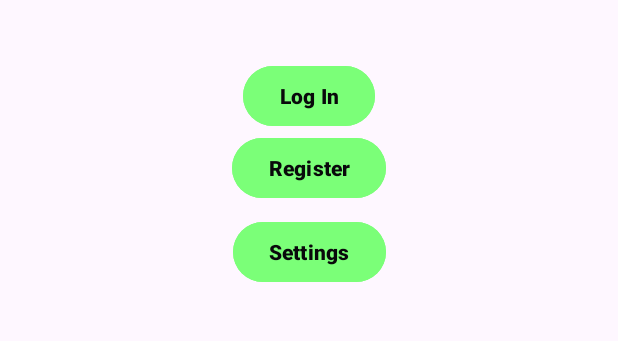
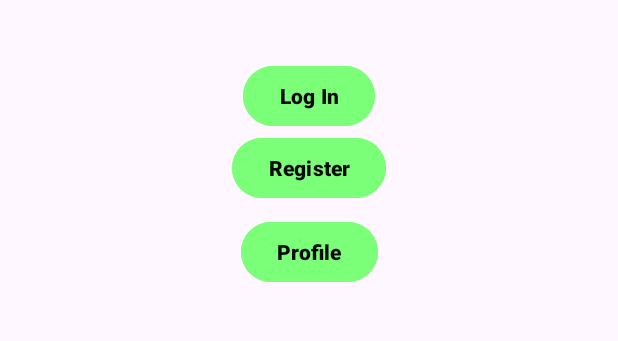
Before and after one commit to yodreik/android, an Android app: the screen it shows after launch (MainActivity), on a phone screen of 412 x 824 dp, the part 90-431 px from its top. Run offline under Robolectric (Android 15) with nearby library versions, the phone set to English and light mode, and no system bars.

```diff
--- a/app/build.gradle
+++ b/app/build.gradle
@@ -18,6 +18,8 @@ android {
         versionName "1.0"
 
         testInstrumentationRunner "androidx.test.runner.AndroidJUnitRunner"
+
+        vectorDrawables.useSupportLibrary = true
     }
 
     buildTypes {
--- a/app/src/main/java/com/example/yodreik/MainActivity.java
+++ b/app/src/main/java/com/example/yodreik/MainActivity.java
@@ -31,7 +31,7 @@ public class MainActivity extends AppCompatActivity {
         startActivity(new Intent(MainActivity.this, RegisterActivity.class));
     }
 
-    public void settingsButtonOnClick(View view) {
+    public void profileButtonOnClick(View view) {
         startActivity(new Intent(MainActivity.this, ProfileActivity.class));
     }
 }
--- a/app/src/main/java/com/example/yodreik/ProfileActivity.java
+++ b/app/src/main/java/com/example/yodreik/ProfileActivity.java
@@ -4,6 +4,7 @@ import android.content.Intent;
 import android.content.SharedPreferences;
 import android.os.Bundle;
 import android.util.Log;
+import android.view.View;
 import android.widget.Toast;
 import androidx.appcompat.app.AppCompatActivity;
 import com.bumptech.glide.load.engine.DiskCacheStrategy;
@@ -94,4 +95,8 @@ public class ProfileActivity extends AppCompatActivity {
         }
     }
 
+    public void logoutButtonOnClick(View view) {
+        Preference.ClearAccessToken(getApplicationContext());
+        startActivity(new Intent(ProfileActivity.this, MainActivity.class));
+    }
 }
--- a/app/src/main/res/layout/activity_main.xml
+++ b/app/src/main/res/layout/activity_main.xml
@@ -30,11 +30,11 @@
             app:layout_constraintEnd_toEndOf="parent" android:onClick="registerButtonOnClick"
             android:backgroundTint="@color/accent" android:textStyle="bold" android:textColor="@color/black"/>
     <Button
-            android:text="Settings"
+            android:text="Profile"
             android:layout_width="wrap_content"
-            android:layout_height="wrap_content" android:id="@+id/settings_button"
+            android:layout_height="wrap_content" android:id="@+id/profile_button"
             app:layout_constraintTop_toBottomOf="@+id/login_button" app:layout_constraintStart_toStartOf="parent"
-            app:layout_constraintEnd_toEndOf="parent" android:onClick="settingsButtonOnClick"
+            app:layout_constraintEnd_toEndOf="parent" android:onClick="profileButtonOnClick"
             android:backgroundTint="@color/accent" android:textStyle="bold" android:textColor="@color/black"
             android:layout_marginTop="56dp"/>
 
```
Also changed, not shown: app/src/main/res/layout/activity_profile.xml (+8 -0 lines).
